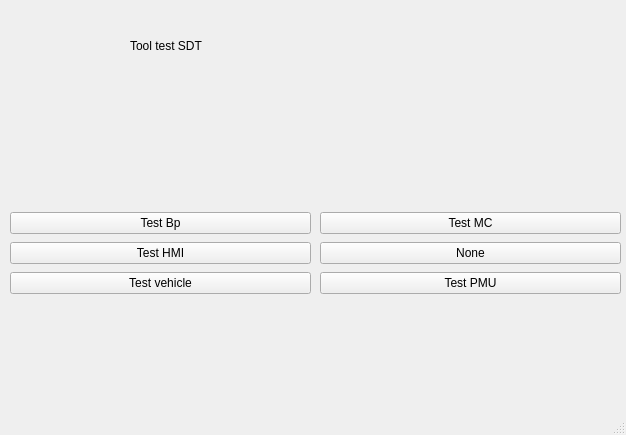
Qt form mainwindow.ui (CongPV121/SDT) before a commit.
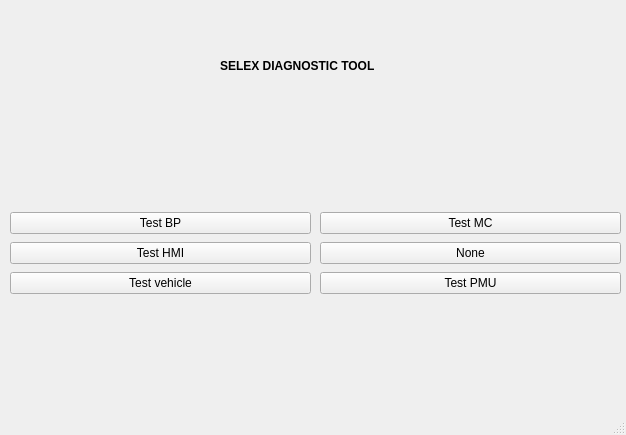
The same form after that commit.

```diff
--- a/mainwindow.ui
+++ b/mainwindow.ui
@@ -27,7 +27,7 @@
      <item>
       <widget class="QPushButton" name="testBpButton">
        <property name="text">
-        <string>Test Bp</string>
+        <string>Test BP</string>
        </property>
       </widget>
      </item>
@@ -83,14 +83,19 @@
    <widget class="QLabel" name="label">
     <property name="geometry">
      <rect>
-      <x>130</x>
-      <y>10</y>
-      <width>361</width>
+      <x>220</x>
+      <y>30</y>
+      <width>161</width>
       <height>71</height>
      </rect>
     </property>
+    <property name="font">
+     <font>
+      <bold>true</bold>
+     </font>
+    </property>
     <property name="text">
-     <string>Tool test SDT</string>
+     <string>SELEX DIAGNOSTIC TOOL</string>
     </property>
    </widget>
   </widget>
```
Left out of the diff: 2 changed lines with no effect on the pictures.
